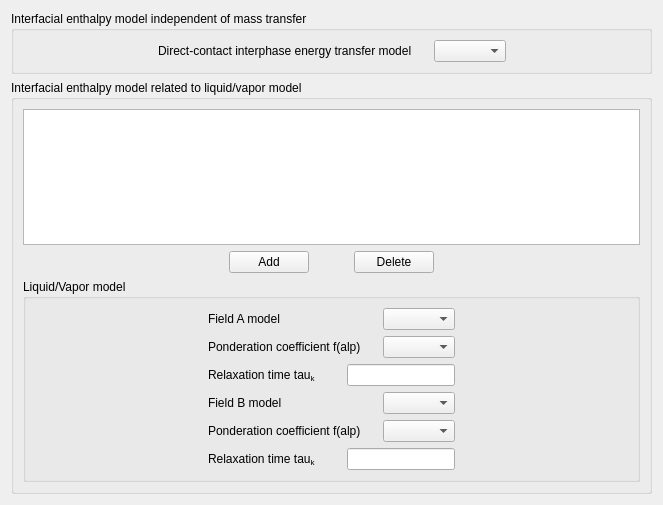
Old version of the form gui/Pages/InterfacialEnthalpy.ui in the repository code-saturne/code_saturne.
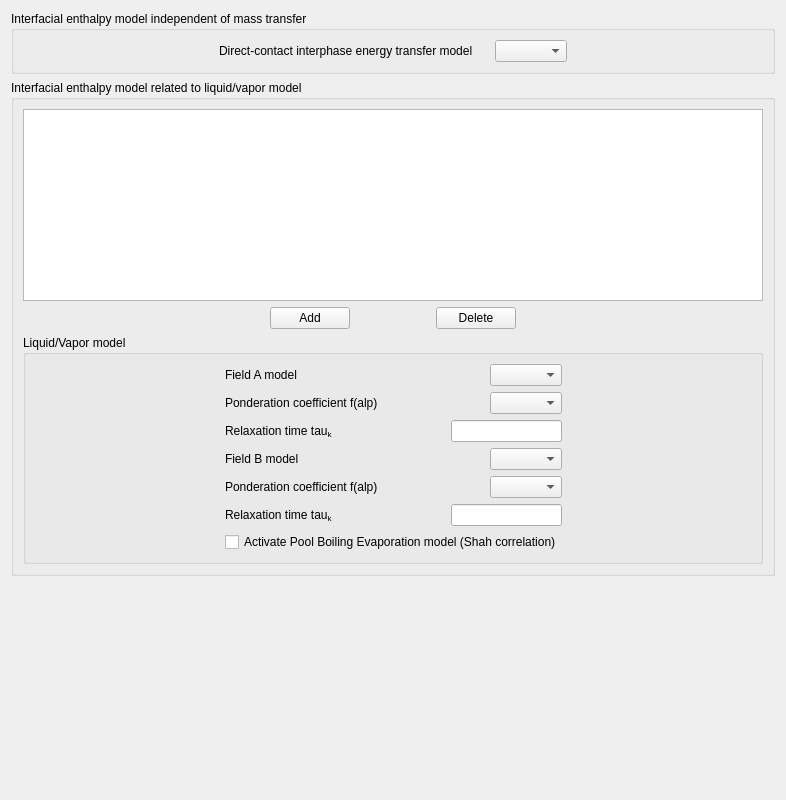
New version of the form.

The edit to the form file:
```diff
--- a/gui/Pages/InterfacialEnthalpy.ui
+++ b/gui/Pages/InterfacialEnthalpy.ui
@@ -5,8 +5,8 @@
    <rect>
     <x>0</x>
     <y>0</y>
-    <width>659</width>
-    <height>505</height>
+    <width>786</width>
+    <height>800</height>
    </rect>
   </property>
   <property name="windowTitle">
@@ -348,6 +348,13 @@
              </item>
             </layout>
            </item>
+           <item>
+            <widget class="QCheckBox" name="checkBoxActivatePool">
+             <property name="text">
+              <string>Activate Pool Boiling Evaporation model (Shah correlation)</string>
+             </property>
+            </widget>
+           </item>
           </layout>
          </item>
          <item row="0" column="2">
@@ -369,15 +376,15 @@
      </layout>
     </widget>
    </item>
-   <item row="2" column="0">
-    <spacer>
+   <item row="3" column="0">
+    <spacer name="verticalSpacer">
      <property name="orientation">
       <enum>Qt::Vertical</enum>
      </property>
      <property name="sizeHint" stdset="0">
       <size>
-       <width>641</width>
-       <height>16</height>
+       <width>20</width>
+       <height>40</height>
       </size>
      </property>
     </spacer>
```
Left out of the diff: 30 changed lines with no effect on the pictures.
